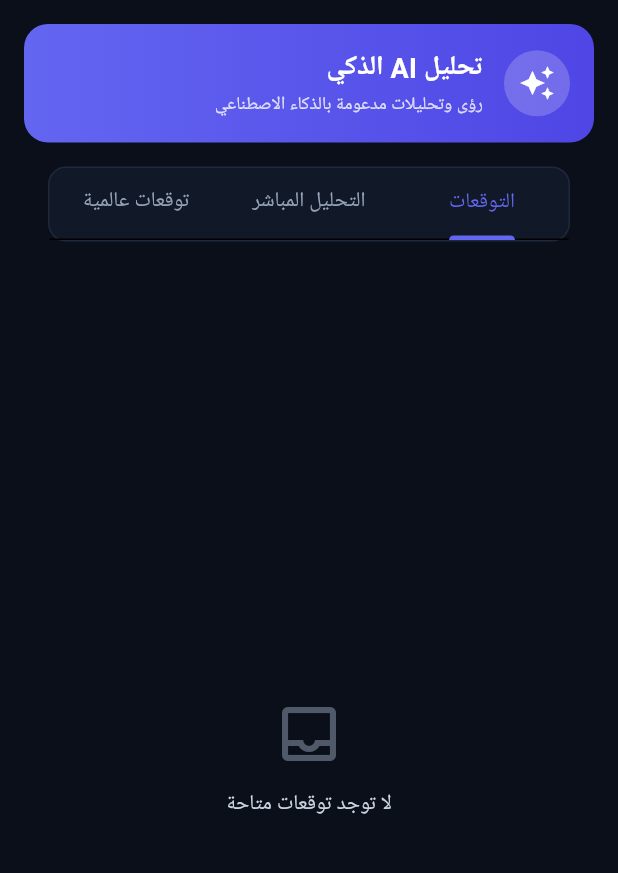
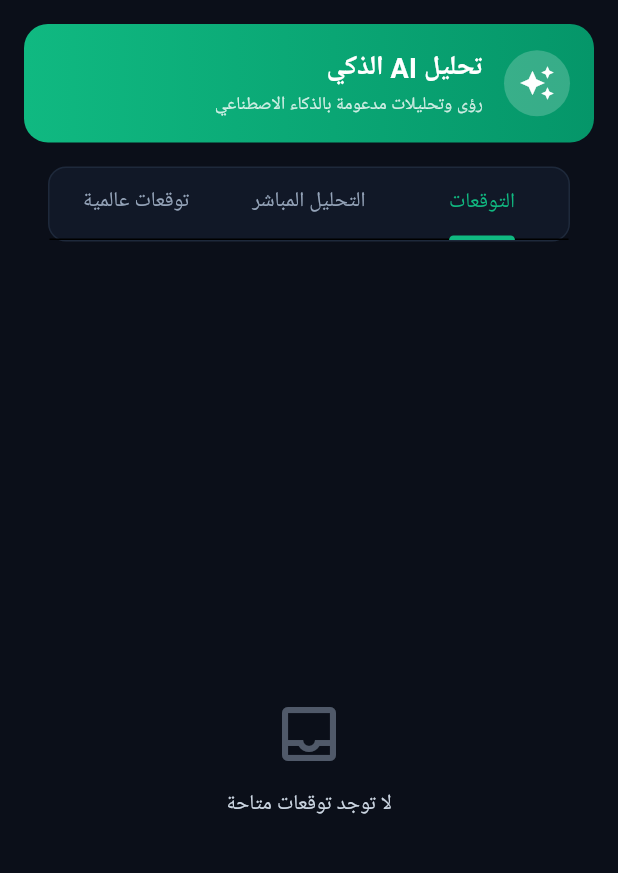
Before and after one commit to enmohsen20111975/flutter_investment_App, a Flutter app: the AiAnalysisScreen screen opened by its route, on a phone screen of 412 x 824 dp, the part 84-957 px from its top. Run offline on Flutter 3.47's test engine with Material 3 defaults, Android fonts, the phone set to English and light mode, and no system bars; our stand-ins replace confetti, dio, fl_chart, flutter_animate, flutter_local_notifications, flutter_riverpod and 7 more; accounts and stored records are empty; network calls fail; Roboto replaces fonts that are missing (Cairo).

Commit message:
fix(flutter): emerald theme (was Indigo — matches website Rule 30)
The website's primary color is hsl(160,84%,39%)≈#10B981 (emerald-600)
since Task 24 (Frontend Styling Expert) switched from grayscale to
emerald. The Flutter app was still on Indigo #6366F1 — a clear
design mismatch violating Rule 30 (CLIENT-FACING-STYLE: no blue/indigo).

Fix 5 of 10 (Task 28-A — Flutter P0 fixes from QA audit 27-A):
- primary: #6366F1 → #10B981 (Emerald-600)
- primaryDark: #4F46E5 → #059669 (Emerald-700)
- primaryLight: #818CF8 → #34D399 (Emerald-400)
- primaryMuted / primaryContainer / primaryGlow: indigo-derived → emerald-derived
- secondary: #0EA5E9 (Sky blue) → #14B8A6 (Teal-500)
- secondaryDark / secondaryLight / secondaryMuted: sky → teal
- gradientInfo hardcoded hexes → teal to match new secondary

Auto-picked-up (via AppColors.primary constant): core/theme.dart
(16 references across light + dark themes — primaryColor, indicatorColor,
selectedItemColor, etc.), gradientHero, gradientPrimary, gradientPurplePink
(auto-emerald since they reference the constants).

Refs: Task 27-A audit §9 (DESIGN MISMATCH: Indigo → Emerald).

```diff
--- a/lib/theme/colors.dart
+++ b/lib/theme/colors.dart
@@ -8,19 +8,20 @@ import 'package:flutter/material.dart';
 class AppColors {
   AppColors._();
 
-  // Primary - Royal Indigo / Electric Blue
-  static const Color primary = Color(0xFF6366F1);
-  static const Color primaryDark = Color(0xFF4F46E5);
-  static const Color primaryLight = Color(0xFF818CF8);
-  static const Color primaryMuted = Color(0x1F6366F1);
-  static const Color primaryContainer = Color(0x266366F1);
-  static const Color primaryGlow = Color(0xFFA5B4FC);
+  // Primary — Emerald (Rule 30: NO blue/indigo — matches website hsl(160,84%,39%)≈#10B981).
+  // Was Indigo #6366F1 / #4F46E5 / #818CF8 before Task 28-A Fix 5.
+  static const Color primary = Color(0xFF10B981);        // Emerald-600
+  static const Color primaryDark = Color(0xFF059669);    // Emerald-700
+  static const Color primaryLight = Color(0xFF34D399);   // Emerald-400
+  static const Color primaryMuted = Color(0x1F10B981);    // 12% emerald-600
+  static const Color primaryContainer = Color(0x2610B981); // 15% emerald-600
+  static const Color primaryGlow = Color(0xFF6EE7B7);    // Emerald-300
 
-  // Secondary - Tech Cyan / Sky Blue (replaces clashing hot pink)
-  static const Color secondary = Color(0xFF0EA5E9);
-  static const Color secondaryDark = Color(0xFF0284C7);
-  static const Color secondaryLight = Color(0xFF38BDF8);
-  static const Color secondaryMuted = Color(0x1F0EA5E9);
+  // Secondary — Teal (was Sky blue #0EA5E9 before Task 28-A Fix 5).
+  static const Color secondary = Color(0xFF14B8A6);      // Teal-500
+  static const Color secondaryDark = Color(0xFF0F766E);  // Teal-700
+  static const Color secondaryLight = Color(0xFF5EEAD4); // Teal-300
+  static const Color secondaryMuted = Color(0x1F14B8A6); // 12% teal-500
 
   // Accent - Warm Luxury Gold / Amber
   static const Color accent = Color(0xFFF59E0B);
@@ -136,7 +137,9 @@ class AppColors {
     colors: [Color(0xFFF59E0B), Color(0xFFFBBF24), Color(0xFFFCD34D)],
   );
   static const LinearGradient gradientInfo = LinearGradient(
-    colors: [Color(0xFF0EA5E9), Color(0xFF38BDF8)],
+    // Fix 5: was Sky blue #0EA5E9/#38BDF8 — Rule 30 says no blue/indigo.
+    // Now Teal-500/Teal-300 to match new secondary palette.
+    colors: [Color(0xFF14B8A6), Color(0xFF5EEAD4)],
   );
   static const LinearGradient gradientHero = LinearGradient(
     colors: [primaryDark, primary, secondary],
```
